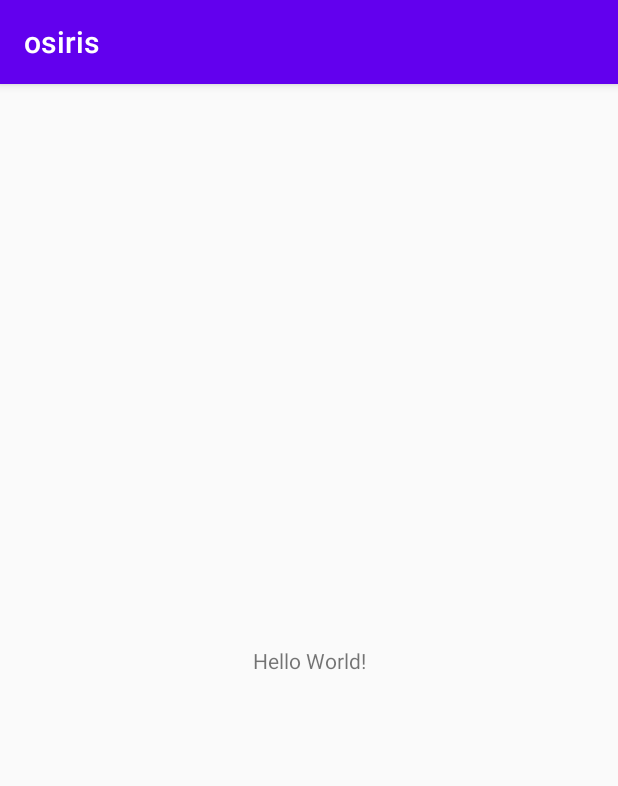
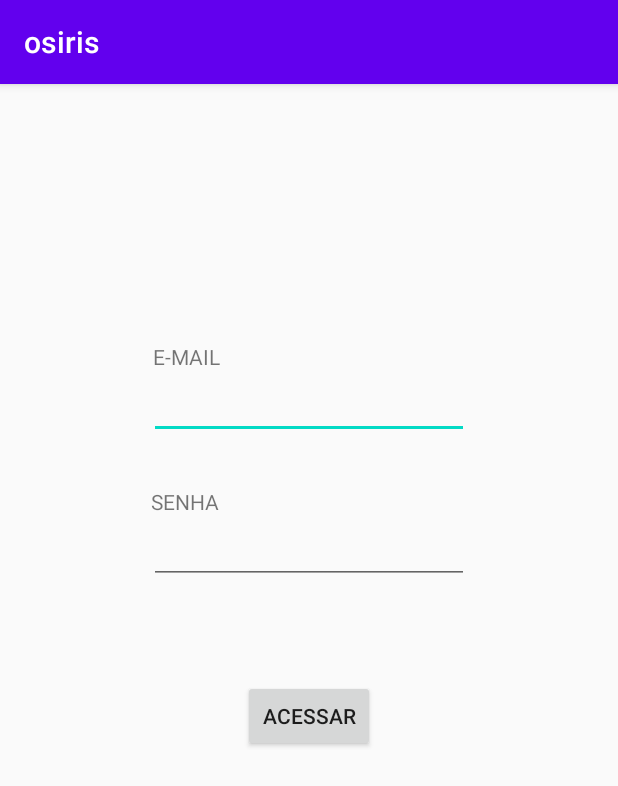
Before and after one commit to guilherme-adesouza/osiris, an Android app: the screen it shows after launch (MainActivity before the commit, LoginActivity after it), on a phone screen of 412 x 824 dp. Shown: the top 786 px of the screen. Run offline under Robolectric (Android 15) with nearby library versions, the light colour scheme and no system bars.

Commit message:
create activity login

```diff
--- a/mobile/app/src/main/AndroidManifest.xml
+++ b/mobile/app/src/main/AndroidManifest.xml
@@ -9,7 +9,8 @@
         android:roundIcon="@mipmap/ic_launcher_round"
         android:supportsRtl="true"
         android:theme="@style/AppTheme">
-        <activity android:name=".MainActivity">
+        <activity android:name=".HomeActivity"></activity>
+        <activity android:name=".LoginActivity">
             <intent-filter>
                 <action android:name="android.intent.action.MAIN" />
 
--- /dev/null
+++ b/mobile/app/src/main/java/com/example/osiris/Class/Embedded.java
@@ -0,0 +1,18 @@
+package com.example.osiris.Class;
+
+public class Embedded {
+
+    private String name;
+
+    public Embedded(String name) {
+        this.name = name;
+    }
+
+    public String getName() {
+        return name;
+    }
+
+    public void setName(String name) {
+        this.name = name;
+    }
+}
--- a/mobile/app/src/main/java/com/example/osiris/MainActivity.java
+++ b/mobile/app/src/main/java/com/example/osiris/HomeActivity.java
@@ -4,11 +4,11 @@ import androidx.appcompat.app.AppCompatActivity;
 
 import android.os.Bundle;
 
-public class MainActivity extends AppCompatActivity {
+public class HomeActivity extends AppCompatActivity {
 
     @Override
     protected void onCreate(Bundle savedInstanceState) {
         super.onCreate(savedInstanceState);
-        setContentView(R.layout.activity_main);
+        setContentView(R.layout.activity_home);
     }
 }
--- /dev/null
+++ b/mobile/app/src/main/java/com/example/osiris/LoginActivity.java
@@ -0,0 +1,65 @@
+package com.example.osiris;
+
+import androidx.appcompat.app.AppCompatActivity;
+
+import android.content.Intent;
+import android.os.Bundle;
+import android.util.Log;
+import android.view.View;
+import android.widget.Button;
+import android.widget.TextView;
+
+import com.example.osiris.Class.Embedded;
+
+import java.util.ArrayList;
+
+public class LoginActivity extends AppCompatActivity {
+
+    //declaracao de componentes
+    TextView textEmail;
+    TextView textPassword;
+    Button btnAccess;
+
+    @Override
+    protected void onCreate(Bundle savedInstanceState) {
+        super.onCreate(savedInstanceState);
+        setContentView(R.layout.activity_login);
+
+        //referenciar componentes
+        textEmail = (TextView) findViewById(R.id.text_email);
+        textPassword = (TextView) findViewById(R.id.text_password);
+        btnAccess = (Button) findViewById(R.id.btn_access);
+
+        btnAccess.setOnClickListener(new View.OnClickListener() {
+            @Override
+            public void onClick(View v) {
+                if(
+                        validateAccess(
+                                textEmail.getText().toString(),
+                                textPassword.getText().toString()
+                        )
+                ){
+                    String token = "mytoken";
+                    startActivityHome(token);
+                }
+            }
+        });
+    }
+
+    private boolean validateAccess(String email, String password){
+        boolean access = false;
+
+        if ( true ) {
+            access = true;
+        }
+        //Log.e("RETORNO DO VALIDDATE", " ############################################ " + access);
+        return access;
+    }
+
+    private void startActivityHome(String token){
+        Intent homeActivity = new Intent(LoginActivity.this, HomeActivity.class);
+        homeActivity.putExtra("token", token);
+        startActivity(homeActivity);
+        finish();
+    }
+}
--- a/mobile/app/src/main/res/layout/activity_main.xml
+++ b/mobile/app/src/main/res/layout/activity_home.xml
@@ -4,15 +4,6 @@
     xmlns:tools="http://schemas.android.com/tools"
     android:layout_width="match_parent"
     android:layout_height="match_parent"
-    tools:context=".MainActivity">
-
-    <TextView
-        android:layout_width="wrap_content"
-        android:layout_height="wrap_content"
-        android:text="Hello World!"
-        app:layout_constraintBottom_toBottomOf="parent"
-        app:layout_constraintLeft_toLeftOf="parent"
-        app:layout_constraintRight_toRightOf="parent"
-        app:layout_constraintTop_toTopOf="parent" />
+    tools:context=".HomeActivity">
 
 </androidx.constraintlayout.widget.ConstraintLayout>
--- /dev/null
+++ b/mobile/app/src/main/res/layout/activity_login.xml
@@ -0,0 +1,60 @@
+<?xml version="1.0" encoding="utf-8"?>
+<androidx.constraintlayout.widget.ConstraintLayout xmlns:android="http://schemas.android.com/apk/res/android"
+    xmlns:app="http://schemas.android.com/apk/res-auto"
+    xmlns:tools="http://schemas.android.com/tools"
+    android:layout_width="match_parent"
+    android:layout_height="match_parent"
+    tools:context=".LoginActivity">
+
+    <Button
+        android:id="@+id/btn_access"
+        android:layout_width="wrap_content"
+        android:layout_height="wrap_content"
+        android:layout_marginTop="64dp"
+        android:text="@string/btn_login_acessar"
+        app:layout_constraintEnd_toEndOf="parent"
+        app:layout_constraintStart_toStartOf="parent"
+        app:layout_constraintTop_toBottomOf="@+id/text_password" />
+
+    <EditText
+        android:id="@+id/text_email"
+        android:layout_width="wrap_content"
+        android:layout_height="wrap_content"
+        android:ems="10"
+        android:inputType="textEmailAddress"
+        app:layout_constraintEnd_toEndOf="parent"
+        app:layout_constraintStart_toStartOf="parent"
+        app:layout_constraintTop_toBottomOf="@+id/textView" />
+
+    <EditText
+        android:id="@+id/text_password"
+        android:layout_width="wrap_content"
+        android:layout_height="wrap_content"
+        android:ems="10"
+        android:inputType="textPassword"
+        app:layout_constraintEnd_toEndOf="parent"
+        app:layout_constraintStart_toStartOf="parent"
+        app:layout_constraintTop_toBottomOf="@+id/textView2" />
+
+    <TextView
+        android:id="@+id/textView"
+        android:layout_width="wrap_content"
+        android:layout_height="wrap_content"
+        android:layout_marginTop="172dp"
+        android:text="@string/label_login_email"
+        app:layout_constraintEnd_toEndOf="parent"
+        app:layout_constraintHorizontal_bias="0.278"
+        app:layout_constraintStart_toStartOf="parent"
+        app:layout_constraintTop_toTopOf="parent" />
+
+    <TextView
+        android:id="@+id/textView2"
+        android:layout_width="wrap_content"
+        android:layout_height="wrap_content"
+        android:layout_marginTop="32dp"
+        android:text="@string/label_login_senha"
+        app:layout_constraintEnd_toEndOf="parent"
+        app:layout_constraintHorizontal_bias="0.275"
+        app:layout_constraintStart_toStartOf="parent"
+        app:layout_constraintTop_toBottomOf="@+id/text_email" />
+</androidx.constraintlayout.widget.ConstraintLayout>
--- a/mobile/app/src/main/res/values/strings.xml
+++ b/mobile/app/src/main/res/values/strings.xml
@@ -1,3 +1,6 @@
 <resources>
     <string name="app_name">osiris</string>
+    <string name="label_login_email">E-MAIL</string>
+    <string name="label_login_senha">SENHA</string>
+    <string name="btn_login_acessar">ACESSAR</string>
 </resources>
```
